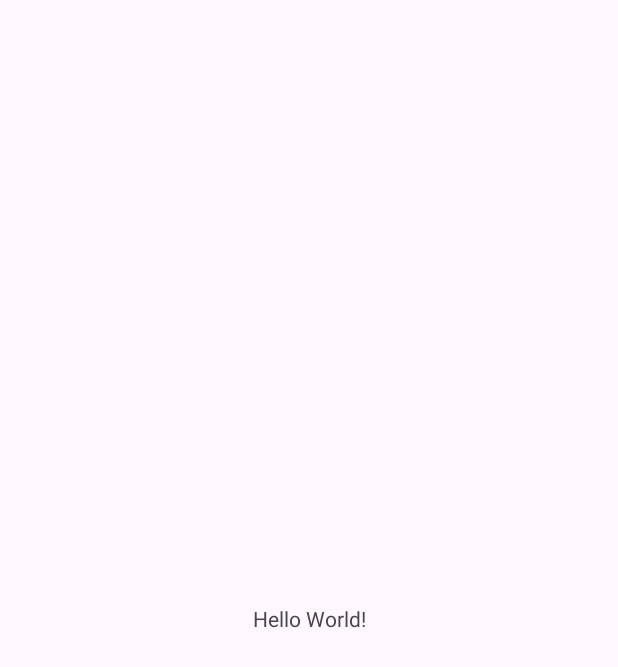
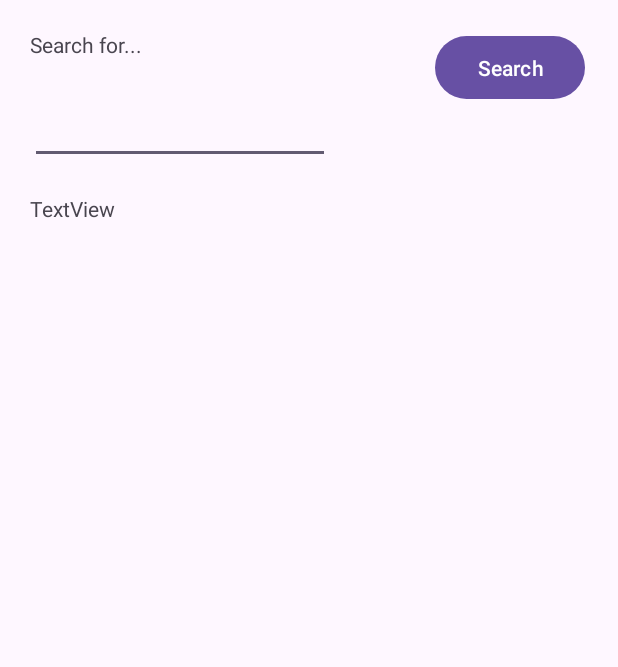
Before and after one commit to marblekettle/Munchi, an Android app: the screen it shows after launch (MainActivity), on a phone screen of 412 x 824 dp. Before the commit the part shown is almost empty. Shown: the top 667 px of the screen. Run offline under Robolectric (Android 15) with nearby library versions, the phone set to English and light mode, and no system bars.

Commit message:
feat: Added SearchFragment

```diff
--- /dev/null
+++ b/app/src/main/java/com/example/munchi/SearchFragment.java
@@ -0,0 +1,72 @@
+package com.example.munchi;
+
+import android.os.Bundle;
+
+import androidx.fragment.app.Fragment;
+
+import android.view.LayoutInflater;
+import android.view.View;
+import android.view.ViewGroup;
+import android.widget.Button;
+import android.widget.EditText;
+import android.widget.TextView;
+
+/**
+ * A simple {@link Fragment} subclass.
+ * Use the {@link SearchFragment#newInstance} factory method to
+ * create an instance of this fragment.
+ */
+public class SearchFragment extends Fragment {
+
+    private Button btnSearch;
+    private EditText txtSearch;
+    private TextView txtApply;
+
+    public SearchFragment() {
+        // Required empty public constructor
+    }
+
+    /**
+     * Use this factory method to create a new instance of
+     * this fragment using the provided parameters.
+     *
+     * @param param1 Parameter 1.
+     * @param param2 Parameter 2.
+     * @return A new instance of fragment SearchFragment.
+     */
+    // TODO: Rename and change types and number of parameters
+    public static SearchFragment newInstance(String param1, String param2) {
+        SearchFragment fragment = new SearchFragment();
+ /**       Bundle args = new Bundle();
+        args.putString(ARG_PARAM1, param1);
+        args.putString(ARG_PARAM2, param2);
+        fragment.setArguments(args); */
+        return fragment;
+    }
+
+    @Override
+    public void onCreate(Bundle savedInstanceState) {
+        super.onCreate(savedInstanceState);
+    /**    if (getArguments() != null) {
+            mParam1 = getArguments().getString(ARG_PARAM1);
+            mParam2 = getArguments().getString(ARG_PARAM2);
+        } */
+    }
+
+    @Override
+    public View onCreateView(LayoutInflater inflater, ViewGroup container,
+                             Bundle savedInstanceState) {
+        View view = inflater.inflate(R.layout.fragment_search, container, false);
+        btnSearch = view.findViewById(R.id.buttonSearch);
+        txtSearch = view.findViewById(R.id.textSearch);
+        txtApply = view.findViewById(R.id.textApply);
+        btnSearch.setOnClickListener(new View.OnClickListener() {
+            @Override
+            public void onClick(View v) {
+                String text = String.valueOf(txtSearch.getText());
+                txtApply.setText(text);
+            }
+        });
+        return view;
+    }
+}
--- a/app/src/main/res/layout/activity_main.xml
+++ b/app/src/main/res/layout/activity_main.xml
@@ -6,13 +6,11 @@
     android:layout_height="match_parent"
     tools:context=".MainActivity">
 
-    <TextView
-        android:layout_width="wrap_content"
-        android:layout_height="wrap_content"
-        android:text="Hello World!"
-        app:layout_constraintBottom_toBottomOf="parent"
-        app:layout_constraintEnd_toEndOf="parent"
+    <androidx.fragment.app.FragmentContainerView
+        android:id="@+id/fragmentContainerView"
+        android:name="com.example.munchi.SearchFragment"
+        android:layout_width="410dp"
+        android:layout_height="730dp"
         app:layout_constraintStart_toStartOf="parent"
         app:layout_constraintTop_toTopOf="parent" />
-
 </androidx.constraintlayout.widget.ConstraintLayout>
--- /dev/null
+++ b/app/src/main/res/layout/fragment_search.xml
@@ -0,0 +1,55 @@
+<?xml version="1.0" encoding="utf-8"?>
+<FrameLayout xmlns:android="http://schemas.android.com/apk/res/android"
+    xmlns:app="http://schemas.android.com/apk/res-auto"
+    xmlns:tools="http://schemas.android.com/tools"
+    android:layout_width="match_parent"
+    android:layout_height="match_parent"
+    tools:context=".SearchFragment">
+
+    <androidx.constraintlayout.widget.ConstraintLayout
+        android:layout_width="match_parent"
+        android:layout_height="match_parent">
+
+        <Button
+            android:id="@+id/buttonSearch"
+            android:layout_width="100dp"
+            android:layout_height="50dp"
+            android:layout_marginTop="20dp"
+            android:layout_marginEnd="20dp"
+            android:text="Search"
+            app:layout_constraintEnd_toEndOf="parent"
+            app:layout_constraintTop_toTopOf="parent" />
+
+        <EditText
+            android:id="@+id/textSearch"
+            android:layout_width="200dp"
+            android:layout_height="50dp"
+            android:layout_marginStart="20dp"
+            android:layout_marginTop="20dp"
+            android:ems="10"
+            android:inputType="text"
+            app:layout_constraintStart_toStartOf="parent"
+            app:layout_constraintTop_toBottomOf="@+id/textView2" />
+
+        <TextView
+            android:id="@+id/textView2"
+            android:layout_width="wrap_content"
+            android:layout_height="wrap_content"
+            android:layout_marginStart="20dp"
+            android:layout_marginTop="20dp"
+            android:text="Search for..."
+            app:layout_constraintStart_toStartOf="parent"
+            app:layout_constraintTop_toTopOf="parent" />
+
+        <TextView
+            android:id="@+id/textApply"
+            android:layout_width="350dp"
+            android:layout_height="100dp"
+            android:layout_marginStart="20dp"
+            android:layout_marginTop="20dp"
+            android:text="TextView"
+            app:layout_constraintStart_toStartOf="parent"
+            app:layout_constraintTop_toBottomOf="@+id/textSearch" />
+
+    </androidx.constraintlayout.widget.ConstraintLayout>
+</FrameLayout>
--- a/app/src/main/res/values/strings.xml
+++ b/app/src/main/res/values/strings.xml
@@ -1,3 +1,5 @@
 <resources>
     <string name="app_name">Munchi</string>
+    <!-- TODO: Remove or change this placeholder text -->
+    <string name="hello_blank_fragment">Hello blank fragment</string>
 </resources>
```
